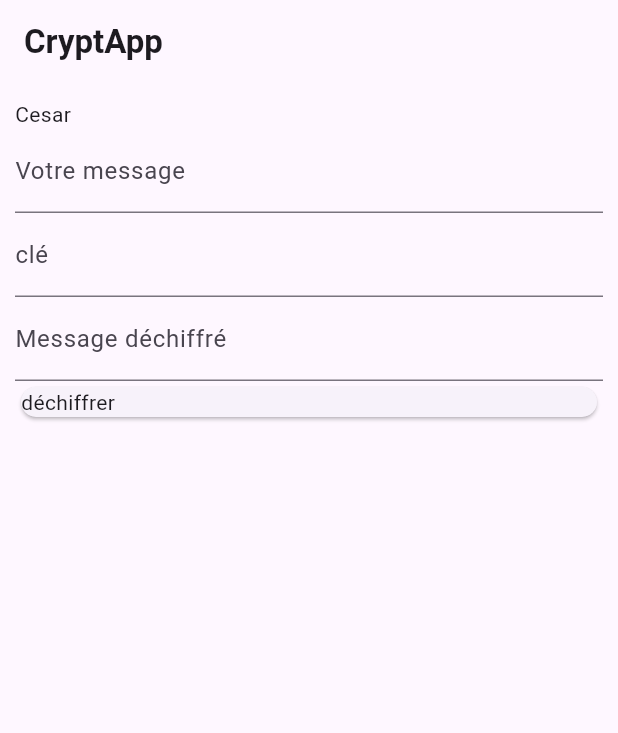
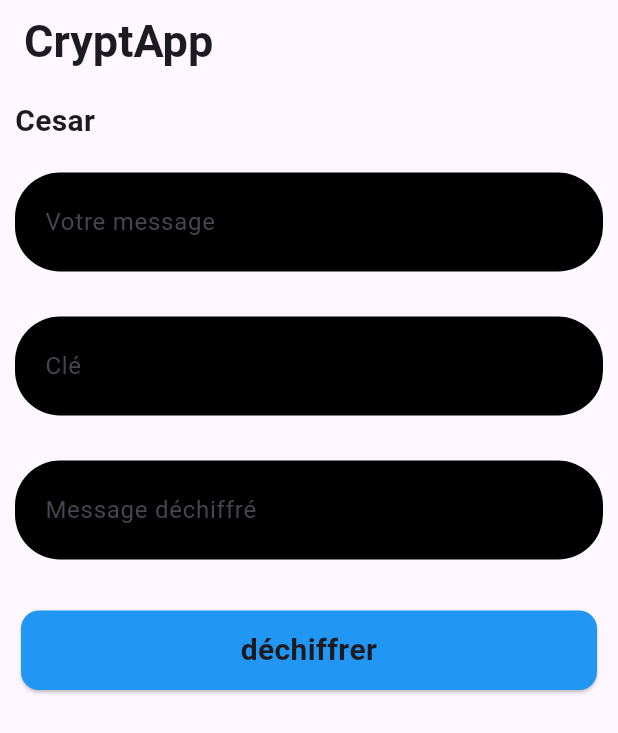
Before and after one commit to GuillaumeSUBRA1/Cryptographie, a Flutter app: the screen it shows after launch, on a phone screen of 412 x 824 dp. Shown: the top 733 px of the screen. Run offline on Flutter 3.47's test engine with Material 3 defaults, Android fonts, the phone set to English and light mode, and no system bars.

Commit message:
update design + fix switch dechiffer/chiffrer

```diff
--- a/flutter/crypto/lib/home.dart
+++ b/flutter/crypto/lib/home.dart
@@ -14,7 +14,7 @@ class _HomeState extends State<Home> {
     return Scaffold(
       appBar: AppBar(
         title: const Text('CryptApp',
-            style: TextStyle(fontWeight: FontWeight.bold)),
+            style: TextStyle(fontSize: 30, fontWeight: FontWeight.bold)),
       ),
       body: const Cesar(),
     );
--- /dev/null
+++ b/flutter/crypto/lib/shared/decoration.dart
@@ -0,0 +1,13 @@
+import 'package:flutter/material.dart';
+
+textFieldDecoration(Widget child, double s) {
+  return Container(
+      margin: const EdgeInsets.symmetric(vertical: 10),
+      padding: const EdgeInsets.symmetric(horizontal: 20, vertical: 5),
+      width: s * 0.8,
+      decoration: BoxDecoration(
+        color: Colors.black,
+        borderRadius: BorderRadius.circular(30),
+      ),
+      child: child);
+}
--- a/flutter/crypto/lib/techniques/cesar.dart
+++ b/flutter/crypto/lib/techniques/cesar.dart
@@ -1,4 +1,6 @@
 import 'package:flutter/material.dart';
+
+import '../shared/decoration.dart';
 
 class Cesar extends StatefulWidget {
   const Cesar({super.key});
@@ -68,7 +70,7 @@ class _CesarState extends State<Cesar> {
   //fonction de déchiffrement
   decrypter() {
     final messageADechiffrer =
-        messageChiffreController.text; // le message à déchiffrer
+        messageDechiffreController.text; // le message à déchiffrer
     String msgDechiffre = ""; // le message déchiffré
 
     //si le champ de texte de la clé est vide, on arrête la fonction
@@ -111,7 +113,7 @@ class _CesarState extends State<Cesar> {
     }
 
     setState(() {
-      messageDechiffreController.text = msgDechiffre;
+      messageChiffreController.text = msgDechiffre;
     });
   }
 
@@ -132,54 +134,101 @@ class _CesarState extends State<Cesar> {
 
   @override
   Widget build(BuildContext context) {
+    final width = MediaQuery.of(context).size.width;
     return Center(
         child: Padding(
             padding: const EdgeInsets.all(10),
             child: Column(children: [
               const Row(
                 children: [
-                  Expanded(child: Text("Cesar")),
+                  Expanded(
+                      child: Text(
+                    "Cesar",
+                    style: TextStyle(fontSize: 20, fontWeight: FontWeight.bold),
+                  )),
                 ],
               ),
+              const SizedBox(height: 10),
               Row(children: [
                 Expanded(
-                    child: TextField(
+                    child: textFieldDecoration(
+                        TextField(
                           controller: messageDechiffreController,
+                          onTapOutside: (_) =>
+                              FocusManager.instance.primaryFocus?.unfocus(),
                           onChanged: (value) {
                             chiffre ? crypter() : decrypter();
                           },
                           decoration: const InputDecoration(
-                      hintText: "Votre message", labelText: "Votre message"),
-                ))
+                            hintText: "Votre message",
+                            labelText: "Votre message",
+                            border: InputBorder.none,
+                          ),
+                        ),
+                        width)),
               ]),
+              const SizedBox(height: 10),
               Row(children: [
                 Expanded(
-                    child: TextField(
+                    child: textFieldDecoration(
+                        TextField(
                           controller: cleController,
+                          onTapOutside: (_) =>
+                              FocusManager.instance.primaryFocus?.unfocus(),
                           keyboardType: TextInputType.number,
                           onChanged: (value) {
                             chiffre ? crypter() : decrypter();
                           },
-                  decoration:
-                      const InputDecoration(hintText: "clé", labelText: "clé"),
-                )),
+                          decoration: const InputDecoration(
+                            hintText: "Clé",
+                            labelText: "Clé",
+                            border: InputBorder.none,
+                          ),
+                        ),
+                        width)),
               ]),
+              const SizedBox(height: 10),
               Row(
                 children: [
                   Expanded(
-                      child: TextField(
+                      child: textFieldDecoration(
+                          TextField(
                             controller: messageChiffreController,
+                            onTapOutside: (_) =>
+                                FocusManager.instance.primaryFocus?.unfocus(),
                             decoration: InputDecoration(
                               hintText: "Message ${chiffre ? "dé" : ""}chiffré",
-                        labelText: "Message ${chiffre ? "dé" : ""}chiffré"),
-                  ))
+                              labelText:
+                                  "Message ${chiffre ? "dé" : ""}chiffré",
+                              border: InputBorder.none,
+                            ),
+                          ),
+                          width))
                 ],
               ),
+              const SizedBox(height: 20),
               Row(
                 children: [
                   Expanded(
-                      child:
-                          Card(child: Text("${chiffre ? "dé" : ""}chiffrer")))
+                      child: GestureDetector(
+                          child: Card(
+                              color: Colors.blue,
+                              child: Padding(
+                                  padding:
+                                      const EdgeInsets.symmetric(vertical: 12),
+                                  child: Text(
+                                    "${chiffre ? "dé" : ""}chiffrer",
+                                    textAlign: TextAlign.center,
+                                    style: const TextStyle(
+                                        fontSize: 20,
+                                        fontWeight: FontWeight.bold),
+                                  ))),
+                          onTap: () {
+                            setState(() {
+                              chiffre = !chiffre;
+                              chiffre ? decrypter() : crypter();
+                            });
+                          }))
                 ],
               )
             ])));
```
Lines whose indentation alone changed are shown as unchanged.
